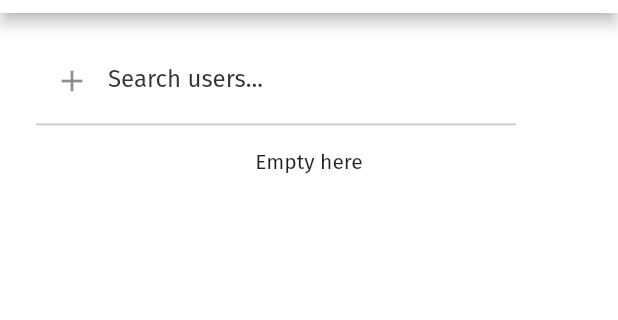
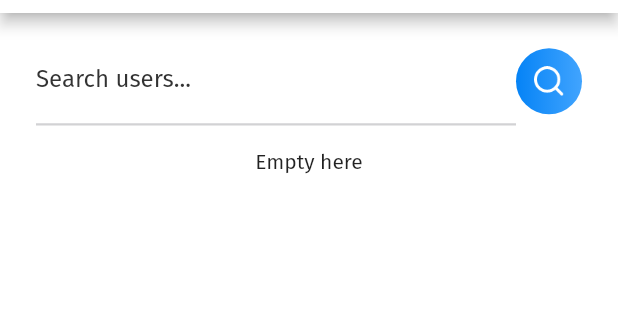
Before and after one commit to hemidvsmusayev/Chatify-firebase, a Flutter app: the SearchScreen screen opened directly, on a phone screen of 412 x 824 dp, the part 71-391 px from its top. Run offline on Flutter 3.47's test engine with Material 2 defaults, Android fonts, the phone set to English and light mode, and no system bars; our stand-ins replace cloud_firestore, firebase_auth, shared_preferences; accounts and stored records are empty; project files that could hold a hidden picture were left out.

```diff
--- a/lib/screens/search.dart
+++ b/lib/screens/search.dart
@@ -1,8 +1,8 @@
 import 'package:chat_app/helper/contstants.dart';
 import 'package:chat_app/screens/conversation.dart';
 import 'package:chat_app/services/database.dart';
-import 'package:chat_app/widgets/input_decoration.dart';
 import 'package:chat_app/widgets/search_button.dart';
+import 'package:chat_app/widgets/search_input_decoration.dart';
 import 'package:chat_app/widgets/text_style.dart';
 import 'package:cloud_firestore/cloud_firestore.dart';
 import 'package:flutter/material.dart';
@@ -36,10 +36,9 @@ class _SearchScreenState extends State<SearchScreen> {
                 children: <Widget>[
                   Expanded(
                       child: TextField(
-                    controller: searchTxt,
-                    decoration: buildInputDecoration(
-                        "Search users...", Icon(Icons.add)),
-                  )),
+                          controller: searchTxt,
+                          decoration:
+                              buildSearchInputDecoration("Search users..."))),
                   GestureDetector(
                       onTap: initiateSearch,
                       child: buildSearchBtn("assets/images/search_white.png")),
@@ -120,7 +119,8 @@ class _SearchScreenState extends State<SearchScreen> {
         "chatroomId": chatRoomId
       };
       databaseMethods.createChatRoom(chatRoomId, chatRoomMap);
-      Navigator.push(context,
+      Navigator.push(
+          context,
           MaterialPageRoute(
               builder: (context) => ConversationScreen(chatRoomId)));
     } else {
--- a/lib/widgets/search_button.dart
+++ b/lib/widgets/search_button.dart
@@ -1,11 +1,14 @@
+import 'package:chat_app/shared/app_colors.dart';
 import 'package:flutter/material.dart';
 
 Container buildSearchBtn(String fileDirectory) {
   return Container(
       padding: EdgeInsets.all(12),
       decoration: BoxDecoration(
-          gradient:
-              LinearGradient(colors: [Color(0x36FFFFFF), Color(0x0FFFFFFF)]),
+          gradient: LinearGradient(colors: [
+            AppColors.gradientButtonFirstColor,
+            AppColors.gradientButtonSecondColor
+          ]),
           borderRadius: BorderRadius.circular(40)),
       child: Image.asset(
         fileDirectory,
--- /dev/null
+++ b/lib/widgets/search_input_decoration.dart
@@ -0,0 +1,21 @@
+import 'package:chat_app/shared/app_colors.dart';
+import 'package:flutter/material.dart';
+
+InputDecoration buildSearchInputDecoration(String hintTxt) {
+  return InputDecoration(
+    labelText: hintTxt,
+    labelStyle: TextStyle(color: AppColors.inputLineHintColor),
+    focusedBorder: UnderlineInputBorder(
+        borderSide:
+            BorderSide(width: 1.5, color: AppColors.inputLineFocusedColor)),
+    enabledBorder: UnderlineInputBorder(
+        borderSide:
+            BorderSide(width: 1.5, color: AppColors.inputLineEnabledColor)),
+    errorBorder: UnderlineInputBorder(
+        borderSide:
+            BorderSide(width: 1.5, color: AppColors.inputLineErrorColor)),
+    focusedErrorBorder: UnderlineInputBorder(
+        borderSide:
+            BorderSide(width: 1.5, color: AppColors.inputLineErrorColor)),
+  );
+}
```
